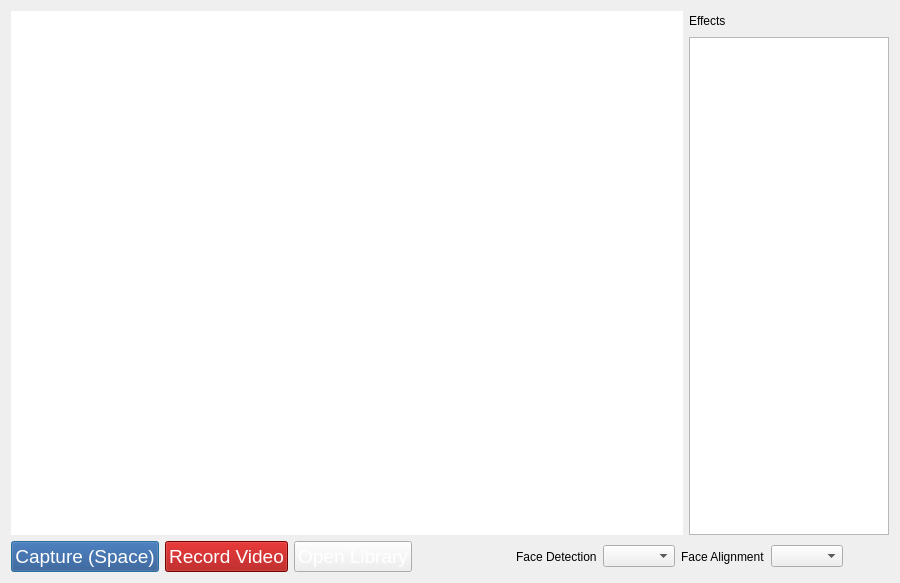
Above: src/gui/mainwindow.ui from vietanhdev/facecam before the change. Below: the same form after it.
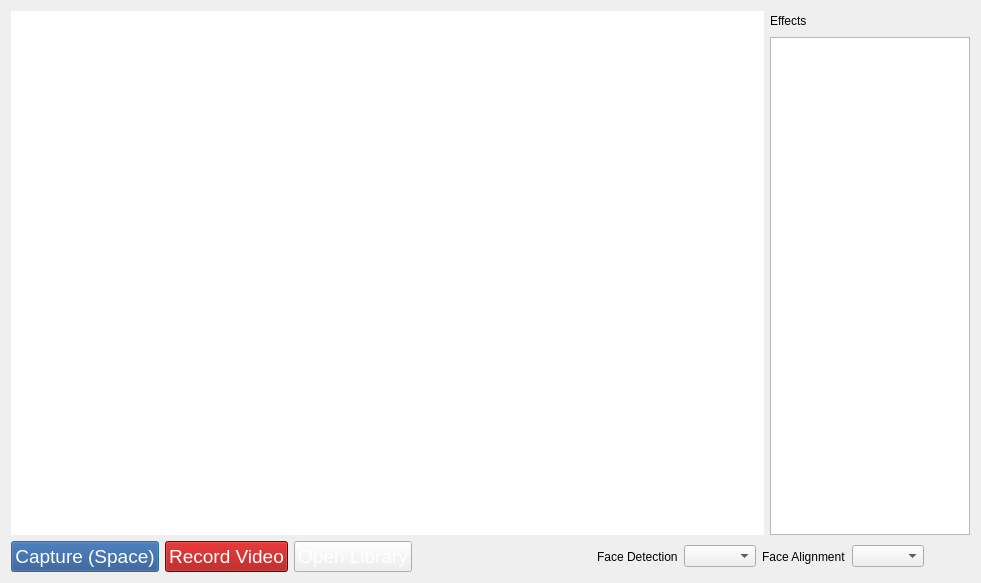
That is the form after the change. Icons and pictures are not drawn.

```diff
--- a/src/gui/mainwindow.ui
+++ b/src/gui/mainwindow.ui
@@ -6,7 +6,7 @@
    <rect>
     <x>0</x>
     <y>0</y>
-    <width>900</width>
+    <width>981</width>
     <height>583</height>
    </rect>
   </property>
```
Left out of the diff: 2 changed lines with no effect on the pictures.
